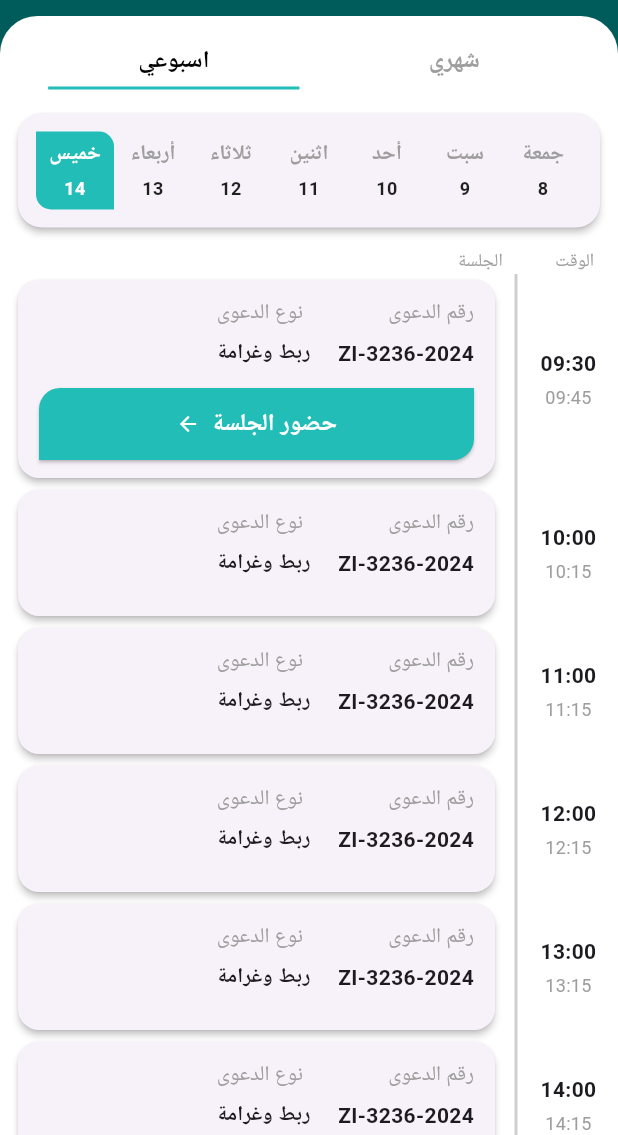
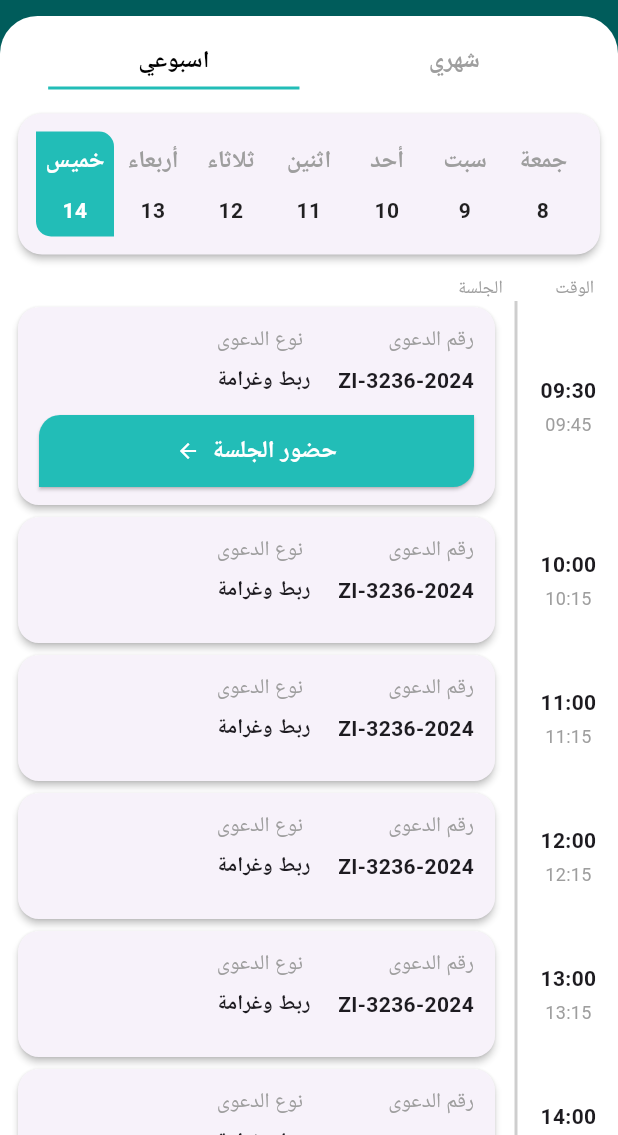
Before and after one commit to NaderMohamedMusa/calendar, a Flutter app: the screen it shows after launch, after a tap on "اسبوعي", on a phone screen of 412 x 824 dp, the part 101-1236 px from its top. Run offline on Flutter 3.47's test engine with Material 3 defaults, Android fonts, the light colour scheme and no system bars; drawn by our look-alikes of table_calendar; our stand-ins replace flutter_bloc, get_it, go_router; Roboto replaces fonts that are missing (Cairo).

Commit message:
chorn: finished task

```diff
--- a/lib/features/calendar/presentation/view/widgets/calendar_card.dart
+++ b/lib/features/calendar/presentation/view/widgets/calendar_card.dart
@@ -23,6 +23,8 @@ class CalendarCard extends StatelessWidget {
               pageAnimationEnabled: true,
               daysOfWeekVisible: !state.isWeek,
               headerVisible: !state.isWeek,
+              daysOfWeekHeight: 32, // height for the day-of-week row
+              rowHeight: 70, // height for each week row (increase this)
               calendarFormat: state.isWeek
                   ? CalendarFormat.week
                   : CalendarFormat.month,
@@ -86,10 +88,10 @@ class CalendarCard extends StatelessWidget {
                           style: TextStyle(
                             color: isSelected ? Colors.white : Colors.grey,
                             fontWeight: FontWeight.bold,
-                            fontSize: 14,
+                            fontSize: 16,
                           ),
                         ),
-                        const SizedBox(height: 4),
+                        const SizedBox(height: 12),
                         Container(
                           padding: const EdgeInsets.symmetric(horizontal: 14),
                           decoration: BoxDecoration(
@@ -102,7 +104,7 @@ class CalendarCard extends StatelessWidget {
                             date.day.toString(),
                             style: TextStyle(
                               color: isSelected ? Colors.white : Colors.black87,
-                              fontSize: 12,
+                              fontSize: 14,
                               fontWeight: FontWeight.bold,
                             ),
                           ),
@@ -120,10 +122,10 @@ class CalendarCard extends StatelessWidget {
                           style: TextStyle(
                             color: Colors.grey,
                             fontWeight: FontWeight.bold,
-                            fontSize: 14,
+                            fontSize: 16,
                           ),
                         ),
-                        const SizedBox(height: 4),
+                        const SizedBox(height:12),
                         Container(
                           padding: const EdgeInsets.symmetric(horizontal: 14),
                           decoration: BoxDecoration(
@@ -134,7 +136,7 @@ class CalendarCard extends StatelessWidget {
                             date.day.toString(),
                             style: TextStyle(
                               color: Colors.black87,
-                              fontSize: 12,
+                              fontSize: 14,
                               fontWeight: FontWeight.bold,
                             ),
                           ),
@@ -166,5 +168,4 @@ class CalendarCard extends StatelessWidget {
     ];
     return names[date.weekday % 7];
   }
-
 }
```
